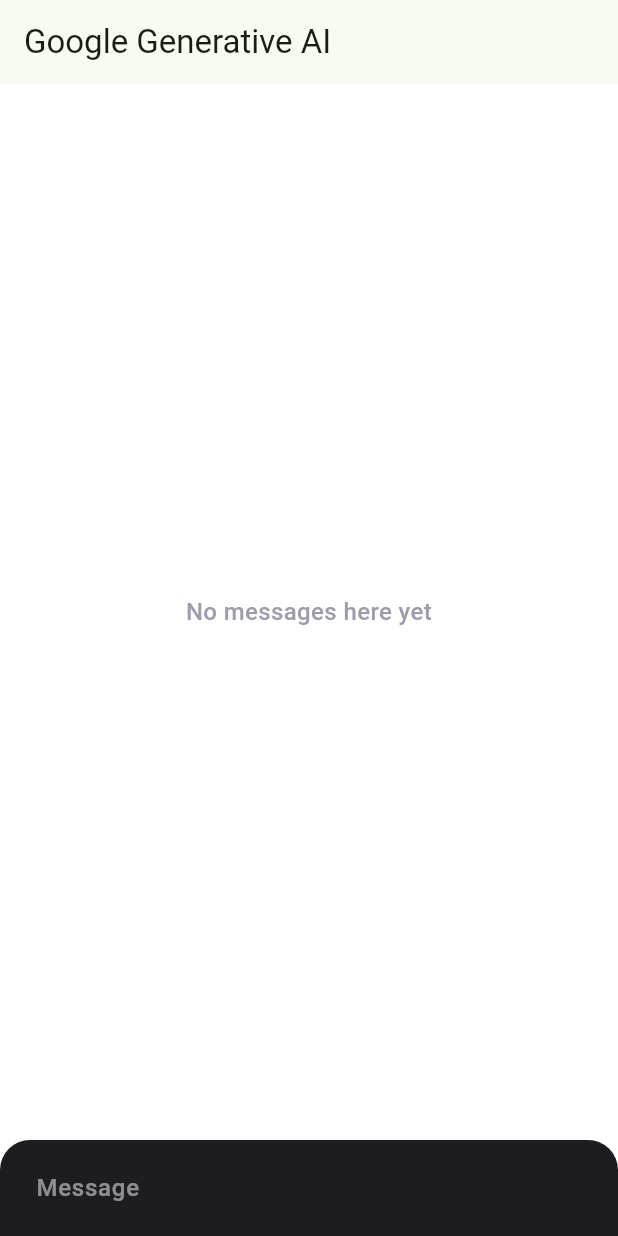
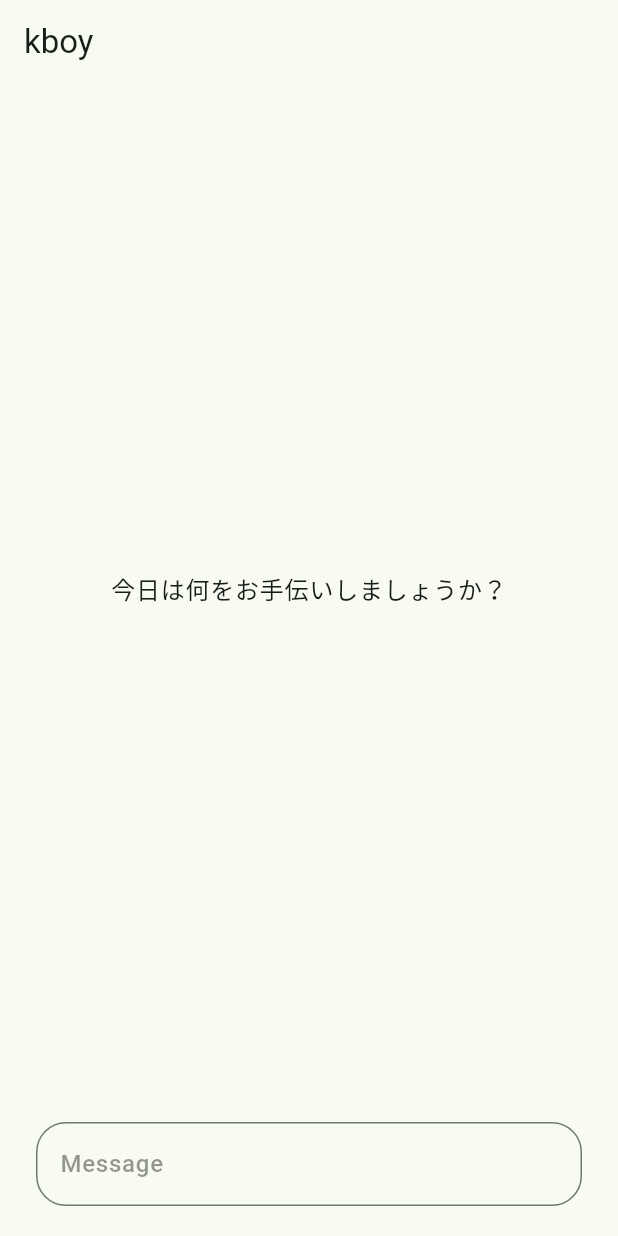
Before and after one commit to susatthi/flutter-sample-google-generative-ai, a Flutter app: the screen it shows after launch, on a phone screen of 412 x 824 dp. Run offline on Flutter 3.47's test engine with Material 3 defaults, Android fonts, the phone set to English and light mode, and no system bars; our stand-ins replace flutter_chat_types, flutter_chat_ui, flutter_dotenv, flutter_riverpod, go_router, google_generative_ai and 2 more; missing offline and left inert: roggle; generated files the repository leaves out were written again.

Commit message:
🚀 feat: デザイン修正

```diff
--- a/lib/feature/chat/state/bot.dart
+++ b/lib/feature/chat/state/bot.dart
@@ -10,6 +10,9 @@
 types.User chatBot(ChatBotRef ref) {
   return const types.User(
     id: 'bot',
+    imageUrl:
+        'https://pbs.twimg.com/profile_images/1709440033516871680/HRyFnn7d_400x400.jpg',
+    firstName: 'kboy',
   );
 }
 
--- a/lib/feature/chat/state/user.dart
+++ b/lib/feature/chat/state/user.dart
@@ -7,5 +7,9 @@
 types.User chatUser(ChatUserRef ref) {
   return const types.User(
     id: 'user',
+    imageUrl:
+        'https://pbs.twimg.com/profile_images/1335856760972689408/Zeyo7jdq_bigger.jpg',
+    firstName: '自分',
+    lastName: '自分',
   );
 }
--- a/lib/feature/chat/ui/chat_page.dart
+++ b/lib/feature/chat/ui/chat_page.dart
@@ -2,6 +2,7 @@
 import 'package:flutter_chat_ui/flutter_chat_ui.dart';
 import 'package:flutter_riverpod/flutter_riverpod.dart';
 
+import '../../../core/ui/component/material.dart';
 import '../state/room.dart';
 import '../state/user.dart';
 
@@ -12,11 +13,9 @@
   Widget build(BuildContext context) {
     return Scaffold(
       appBar: AppBar(
-        title: const Text('Google Generative AI'),
+        title: const Text('kboy'),
       ),
-      body: const SafeArea(
-        child: _Body(),
-      ),
+      body: const _Body(),
     );
   }
 }
@@ -34,6 +33,30 @@
       messages: messages,
       onSendPressed: (text) =>
           ref.read(roomProvider.notifier).sendMessage(text.text),
+      showUserAvatars: true,
+      showUserNames: true,
+      emptyState: Center(
+        child: Text(
+          '今日は何をお手伝いしましょうか？',
+          style: context.bodyLarge,
+        ),
+      ),
+      theme: DefaultChatTheme(
+        backgroundColor: context.background,
+        errorColor: context.error,
+        inputBackgroundColor: context.background,
+        inputSurfaceTintColor: context.background,
+        inputTextColor: context.inverseSurface,
+        inputTextCursorColor: context.inverseSurface,
+        inputTextDecoration: const InputDecoration(
+          border: OutlineInputBorder(
+            borderRadius: BorderRadius.all(Radius.circular(20)),
+          ),
+        ),
+        primaryColor: context.primary,
+        secondaryColor: context.secondaryContainer,
+        userAvatarNameColors: [context.onSecondaryContainer],
+      ),
     );
   }
 }
```
Also changed, not shown: lib/feature/chat/state/room.dart (+7 -6 lines), lib/feature/chat/state/bot.g.dart, lib/feature/chat/state/room.g.dart, lib/feature/chat/state/user.g.dart.
